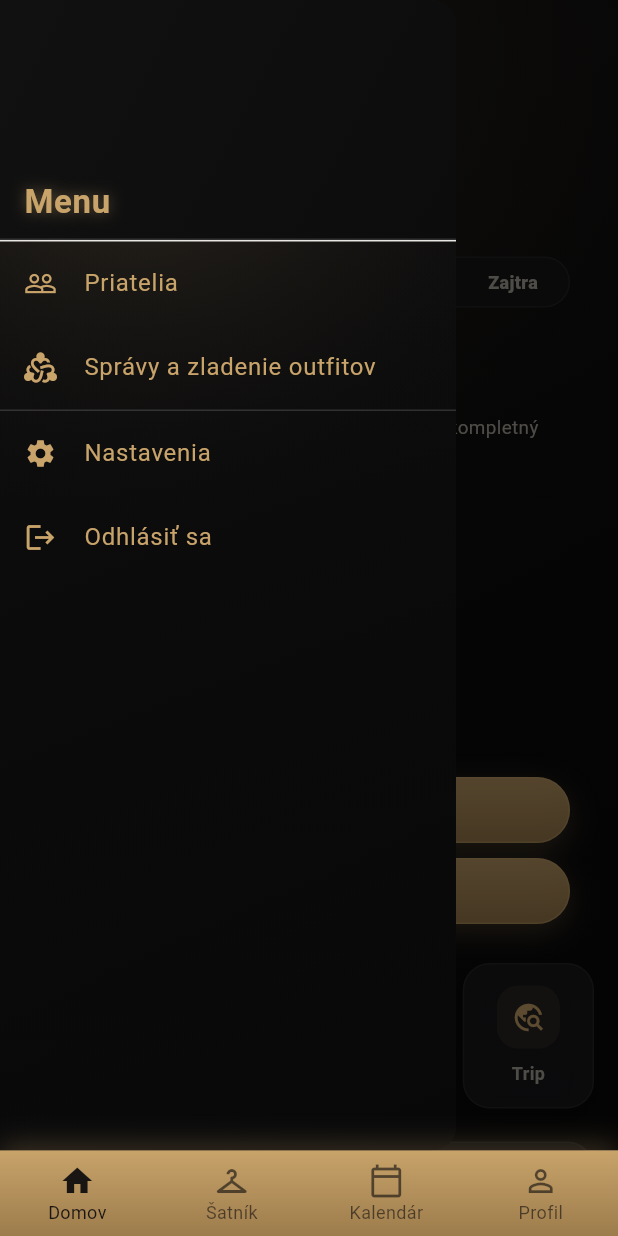
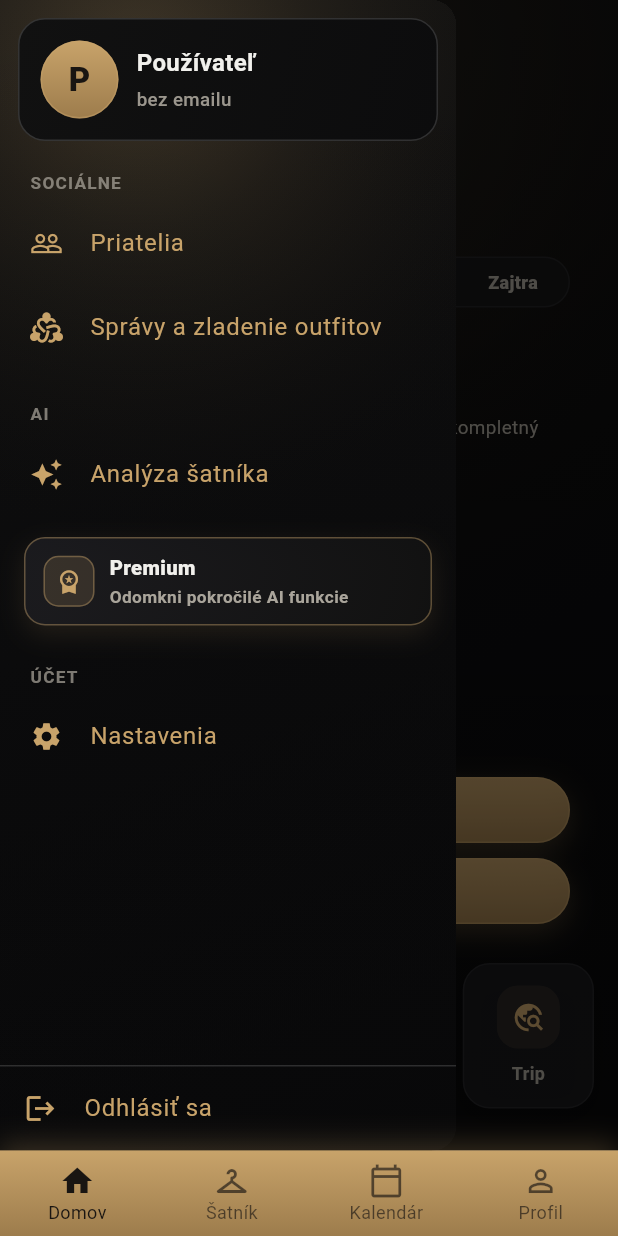
Before and after one commit to lerry555/outfit_of_the_day_new, a Flutter app: the screen it shows once a user with an empty profile is signed in, with the side drawer open, on a phone screen of 412 x 824 dp. Run offline on Flutter 3.47's test engine with Material 3 defaults, Android fonts, the phone set to English and light mode, and no system bars; our stand-ins replace cloud_firestore, cloud_functions, file_picker, firebase_auth, firebase_core, firebase_storage and 5 more; missing offline and left inert: crop_your_image, receive_sharing_intent; accounts and stored records are empty.

Commit message:
pred profilom

```diff
--- a/lib/screens/home_screen.dart
+++ b/lib/screens/home_screen.dart
@@ -8,6 +8,7 @@ import 'add_clothing_screen.dart';
 import 'calendar_screen.dart';
 import 'friends_screen.dart';
 import 'messages_screen.dart';
+import 'premium_screen.dart';
 import 'recommended_screen.dart';
 import 'select_outfit_screen.dart';
 import 'stylist_chat_screen.dart';
@@ -715,77 +716,6 @@ class _HomeScreenState extends State<HomeScreen> {
 
                 const SizedBox(height: 22),
 
-                InkWell(
-                  borderRadius: BorderRadius.circular(18),
-                  onTap: () {
-                    Navigator.push(
-                      context,
-                      MaterialPageRoute(
-                        builder: (_) => const WardrobeAnalysisScreen(),
-                      ),
-                    );
-                  },
-                  child: Container(
-                    padding: const EdgeInsets.all(14),
-                    decoration: BoxDecoration(
-                      borderRadius: BorderRadius.circular(18),
-                      border: Border.all(color: Colors.white.withOpacity(0.06)),
-                      color: _HomeLuxuryPalette.surfaceSoft.withOpacity(0.86),
-                      boxShadow: [
-                        BoxShadow(
-                          color: Colors.black.withOpacity(0.22),
-                          blurRadius: 16,
-                          offset: const Offset(0, 8),
-                        ),
-                      ],
-                    ),
-                    child: Row(
-                      children: [
-                        Container(
-                          height: 46,
-                          width: 46,
-                          decoration: BoxDecoration(
-                            color: _HomeLuxuryPalette.accent.withOpacity(0.12),
-                            borderRadius: BorderRadius.circular(14),
-                          ),
-                          child: Icon(
-                            Icons.auto_awesome,
-                            color: _HomeLuxuryPalette.accent,
-                            size: 22,
-                          ),
-                        ),
-                        const SizedBox(width: 12),
-                        Expanded(
-                          child: Column(
-                            crossAxisAlignment: CrossAxisAlignment.start,
-                            children: [
-                              Text(
-                                'Analýza šatníka',
-                                style: TextStyle(
-                                  color: _HomeLuxuryPalette.textPrimary,
-                                  fontSize: 14,
-                                  fontWeight: FontWeight.bold,
-                                ),
-                              ),
-                              const SizedBox(height: 4),
-                              Text(
-                                'Zisti, čo ti chýba a zlepši svoje outfity.',
-                                style: TextStyle(
-                                  color: _HomeLuxuryPalette.textSecondary,
-                                  fontSize: 12,
-                                ),
-                              ),
-                            ],
-                          ),
-                        ),
-                        Icon(
-                          Icons.chevron_right,
-                          color: _HomeLuxuryPalette.textSecondary,
-                        ),
-                      ],
-                    ),
-                  ),
-                ),
                 const SizedBox(height: 18),
 
                 _RecommendedCarouselV2(
@@ -882,6 +812,18 @@ class _HomeScreenState extends State<HomeScreen> {
   }
 
   Drawer _buildDrawer(BuildContext context) {
+    final user = _auth.currentUser;
+    final displayName = (user?.displayName?.trim().isNotEmpty ?? false)
+        ? user!.displayName!.trim()
+        : 'Používateľ';
+    final email = (user?.email?.trim().isNotEmpty ?? false)
+        ? user!.email!.trim()
+        : 'bez emailu';
+    final initial = displayName.isNotEmpty
+        ? displayName.characters.first.toUpperCase()
+        : 'P';
+    final photoUrl = user?.photoURL;
+
     return Drawer(
       backgroundColor: _HomeLuxuryPalette.bgMid,
       child: Stack(
@@ -934,12 +876,14 @@ class _HomeScreenState extends State<HomeScreen> {
     ),
     ),
     SafeArea(
-    child: ListView(
-    padding: EdgeInsets.zero,
+    child: Column(
     children: [
-            DrawerHeader(
-              margin: EdgeInsets.zero,
+            Container(
+              margin: const EdgeInsets.fromLTRB(12, 12, 12, 4),
+              padding: const EdgeInsets.all(14),
               decoration: BoxDecoration(
+                borderRadius: BorderRadius.circular(18),
+                border: Border.all(color: _HomeLuxuryPalette.border),
                 gradient: LinearGradient(
                   begin: Alignment.topLeft,
                   end: Alignment.bottomRight,
@@ -948,28 +892,93 @@ class _HomeScreenState extends State<HomeScreen> {
                     _HomeLuxuryPalette.bgMid,
                   ],
                 ),
-                border: Border(
-                  bottom: BorderSide(color: _HomeLuxuryPalette.border),
-                ),
-              ),
-              child: Align(
-                alignment: Alignment.bottomLeft,
-                child: Text(
-                  'Menu',
-                  style: TextStyle(
-                    color: _HomeLuxuryPalette.accent,
-                    fontSize: 22,
-                    fontWeight: FontWeight.bold,
-                    shadows: [
-                      Shadow(
+              ),
+              child: Row(
+                children: [
+                  Container(
+                    width: 52,
+                    height: 52,
+                    decoration: BoxDecoration(
+                      shape: BoxShape.circle,
+                      border: Border.all(
                         color: _HomeLuxuryPalette.accent.withOpacity(0.45),
-                        blurRadius: 12,
                       ),
-                    ],
+                      gradient: const LinearGradient(
+                        begin: Alignment.topCenter,
+                        end: Alignment.bottomCenter,
+                        colors: [
+                          Color(0xFFC8A36A),
+                          Color(0xFF9D7C4C),
+                        ],
+                      ),
+                    ),
+                    child: ClipOval(
+                      child: (photoUrl != null && photoUrl.trim().isNotEmpty)
+                          ? Image.network(
+                              photoUrl.trim(),
+                              fit: BoxFit.cover,
+                              errorBuilder: (_, __, ___) {
+                                return Center(
+                                  child: Text(
+                                    initial,
+                                    style: const TextStyle(
+                                      color: Color(0xFF191512),
+                                      fontWeight: FontWeight.w800,
+                                      fontSize: 22,
+                                    ),
+                                  ),
+                                );
+                              },
+                            )
+                          : Center(
+                              child: Text(
+                                initial,
+                                style: const TextStyle(
+                                  color: Color(0xFF191512),
+                                  fontWeight: FontWeight.w800,
+                                  fontSize: 22,
+                                ),
+                              ),
+                            ),
+                    ),
                   ),
-                ),
-              ),
-            ),
+                  const SizedBox(width: 12),
+                  Expanded(
+                    child: Column(
+                      crossAxisAlignment: CrossAxisAlignment.start,
+                      children: [
+                        Text(
+                          displayName,
+                          maxLines: 1,
+                          overflow: TextOverflow.ellipsis,
+                          style: const TextStyle(
+                            color: _HomeLuxuryPalette.textPrimary,
+                            fontSize: 16,
+                            fontWeight: FontWeight.w700,
+                          ),
+                        ),
+                        const SizedBox(height: 4),
+                        Text(
+                          email,
+                          maxLines: 1,
+                          overflow: TextOverflow.ellipsis,
+                          style: TextStyle(
+                            color: _HomeLuxuryPalette.textSecondary.withOpacity(0.9),
+                            fontSize: 12.5,
+                            fontWeight: FontWeight.w500,
+                          ),
+                        ),
+                      ],
+                    ),
+                  ),
+                ],
+              ),
+            ),
+            Expanded(
+              child: ListView(
+                padding: const EdgeInsets.fromLTRB(4, 4, 4, 0),
+                children: [
+            _drawerSectionLabel('SOCIÁLNE'),
             ListTile(
               iconColor: _HomeLuxuryPalette.accent,
               textColor: _HomeLuxuryPalette.accent,
@@ -1002,7 +1011,109 @@ class _HomeScreenState extends State<HomeScreen> {
                 );
               },
             ),
-            Divider(color: _HomeLuxuryPalette.border),
+            const SizedBox(height: 10),
+            _drawerSectionLabel('AI'),
+            ListTile(
+              iconColor: _HomeLuxuryPalette.accent,
+              textColor: _HomeLuxuryPalette.accent,
+              leading: Icon(Icons.auto_awesome, color: _HomeLuxuryPalette.accent),
+              title: Text(
+                'Analýza šatníka',
+                style: TextStyle(color: _HomeLuxuryPalette.accent),
+              ),
+              onTap: () {
+                Navigator.of(context).pop();
+                Navigator.push(
+                  context,
+                  MaterialPageRoute(builder: (_) => const WardrobeAnalysisScreen()),
+                );
+              },
+            ),
+            const SizedBox(height: 10),
+            Padding(
+              padding: const EdgeInsets.fromLTRB(12, 4, 12, 6),
+              child: InkWell(
+                borderRadius: BorderRadius.circular(14),
+                onTap: () {
+                  Navigator.of(context).pop();
+                  Navigator.push(
+                    context,
+                    MaterialPageRoute(builder: (_) => const PremiumScreen()),
+                  );
+                },
+                child: Container(
+                  padding: const EdgeInsets.symmetric(horizontal: 12, vertical: 10),
+                  decoration: BoxDecoration(
+                    borderRadius: BorderRadius.circular(14),
+                    gradient: LinearGradient(
+                      begin: Alignment.topLeft,
+                      end: Alignment.bottomRight,
+                      colors: [
+                        _HomeLuxuryPalette.surfaceSoft.withOpacity(0.92),
+                        _HomeLuxuryPalette.bgTop.withOpacity(0.95),
+                      ],
+                    ),
+                    border: Border.all(
+                      color: _HomeLuxuryPalette.accent.withOpacity(0.42),
+                    ),
+                    boxShadow: [
+                      BoxShadow(
+                        color: _HomeLuxuryPalette.accent.withOpacity(0.12),
+                        blurRadius: 14,
+                        offset: const Offset(0, 6),
+                      ),
+                    ],
+                  ),
+                  child: Row(
+                    children: [
+                      Container(
+                        width: 34,
+                        height: 34,
+                        decoration: BoxDecoration(
+                          borderRadius: BorderRadius.circular(10),
+                          color: _HomeLuxuryPalette.accent.withOpacity(0.16),
+                          border: Border.all(
+                            color: _HomeLuxuryPalette.accent.withOpacity(0.40),
+                          ),
+                        ),
+                        child: const Icon(
+                          Icons.workspace_premium,
+                          size: 18,
+                          color: _HomeLuxuryPalette.accent,
+                        ),
+                      ),
+                      const SizedBox(width: 10),
+                      Expanded(
+                        child: Column(
+                          crossAxisAlignment: CrossAxisAlignment.start,
+                          children: const [
+                            Text(
+                              'Premium',
+                              style: TextStyle(
+                                color: _HomeLuxuryPalette.textPrimary,
+                                fontWeight: FontWeight.w800,
+                                fontSize: 13.5,
+                              ),
+                            ),
+                            SizedBox(height: 2),
+                            Text(
+                              'Odomkni pokročilé AI funkcie',
+                              style: TextStyle(
+                                color: _HomeLuxuryPalette.textSecondary,
+                                fontSize: 11.5,
+                                fontWeight: FontWeight.w600,
+                              ),
+                            ),
+                          ],
+                        ),
+                      ),
+                    ],
+                  ),
+                ),
+              ),
+            ),
+            const SizedBox(height: 8),
+            _drawerSectionLabel('ÚČET'),
             ListTile(
               iconColor: _HomeLuxuryPalette.accent,
               textColor: _HomeLuxuryPalette.accent,
@@ -1019,6 +1130,10 @@ class _HomeScreenState extends State<HomeScreen> {
                 );
               },
             ),
+                ],
+              ),
+            ),
+            Divider(color: _HomeLuxuryPalette.border),
             ListTile(
               iconColor: _HomeLuxuryPalette.accent,
               textColor: _HomeLuxuryPalette.accent,
@@ -1033,9 +1148,24 @@ class _HomeScreenState extends State<HomeScreen> {
               },
             ),
     ],
-    ),
+    )
     ),
     ],
+      ),
+    );
+  }
+
+  Widget _drawerSectionLabel(String label) {
+    return Padding(
+      padding: const EdgeInsets.fromLTRB(16, 12, 16, 4),
+      child: Text(
+        label,
+        style: TextStyle(
+          color: _HomeLuxuryPalette.textSecondary.withOpacity(0.72),
+          fontSize: 11.5,
+          fontWeight: FontWeight.w700,
+          letterSpacing: 0.8,
+        ),
       ),
     );
   }
--- a/lib/screens/main_navigation.dart
+++ b/lib/screens/main_navigation.dart
@@ -3,8 +3,7 @@ import 'package:flutter/material.dart';
 import 'home_screen.dart';
 import 'wardrobe_screen.dart';
 import 'calendar_outfit_screen.dart';
-import 'trip_planner_screen.dart';
-import 'recommended_screen.dart';
+import 'profile_screen.dart';
 import '../Services/share_intent_service.dart';
 
 class MainNavigation extends StatefulWidget {
@@ -32,8 +31,7 @@ class _MainNavigationState extends State<MainNavigation> {
       const HomeScreen(),
       const WardrobeScreen(),
       const CalendarOutfitScreen(),
-      const TripPlannerScreen(),
-      const RecommendedScreen(initialTab: 1),
+      const ProfileScreen(),
     ];
 
     WidgetsBinding.instance.addPostFrameCallback((_) {
```
Also changed, not shown: lib/screens/wardrobe_screen.dart (+131 -154 lines).
